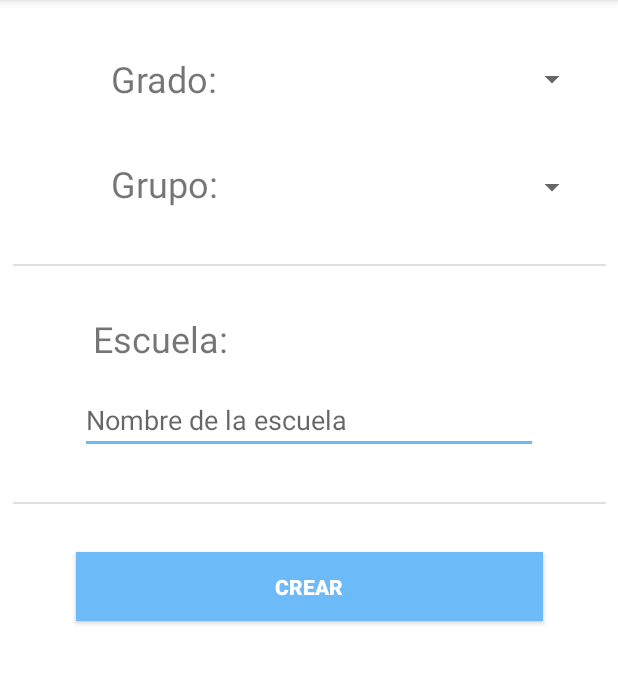
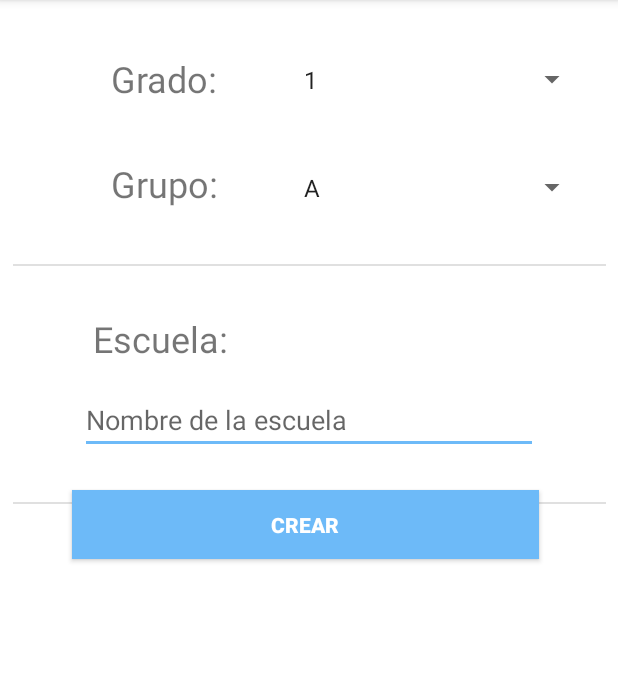
Before and after one commit to analuciablanco/MyP, an Android app: the CreateClassroomActivity screen opened directly, with no data from a screen before it, on a phone screen of 412 x 824 dp, the part 84-768 px from its top. Run offline under Robolectric (Android 15) with nearby library versions, the phone set to English and light mode, and no system bars; our stand-ins replace Firebase (no records; nobody signed in at launch, a user with empty details on screens opened directly).

Commit message:
Se terminó el segundo sprint

```diff
--- a/app/src/main/AndroidManifest.xml
+++ b/app/src/main/AndroidManifest.xml
@@ -45,6 +45,11 @@
             android:name=".JoinClassroomActivity"
             android:label="@string/app_name"
             android:parentActivityName=".WelcomeActivity"/>
+
+        <activity
+            android:name=".ClassroomsActivity"
+            android:label="@string/app_name"
+            android:parentActivityName=".WelcomeActivity"/>
     </application>
 
 </manifest>
--- a/app/src/main/java/com/example/myp/CreateClassroomActivity.java
+++ b/app/src/main/java/com/example/myp/CreateClassroomActivity.java
@@ -1,13 +1,115 @@
 package com.example.myp;
 
+import android.content.Intent;
 import android.os.Bundle;
+import android.support.annotation.NonNull;
 import android.support.v7.app.AppCompatActivity;
+import android.text.TextUtils;
+import android.view.View;
+import android.widget.Button;
+import android.widget.EditText;
+import android.widget.Spinner;
+import android.widget.Toast;
+
+import com.google.android.gms.tasks.OnCompleteListener;
+import com.google.android.gms.tasks.OnFailureListener;
+import com.google.android.gms.tasks.Task;
+import com.google.firebase.firestore.FirebaseFirestore;
+
+import java.util.HashMap;
+import java.util.Map;
 
 public class CreateClassroomActivity extends AppCompatActivity {
+
+    private static final String GRADE_KEY = "aula_grado",
+                                GROUP_KEY = "aula_grupo",
+                          SCHOOL_NAME_KEY = "aula_escuelaNombre";
+
+
+    //Declaration Spinner
+    Spinner spinnerGrado;
+    Spinner spinnerGrupo;
+
+    //Declaration EditText
+    EditText editTextEscuela;
+
+
+
+    //Declaracion variable base de datos
+    private FirebaseFirestore aulaDB = FirebaseFirestore.getInstance();
+
+    //Declaracion Button Aula
+    Button createbutton;
 
     @Override
     protected void onCreate(Bundle savedInstanceState) {
         super.onCreate(savedInstanceState);
         setContentView(R.layout.activity_create_classroom);
+            createbutton = findViewById(R.id.createbutton);
+        initViews();
+    createbutton.setOnClickListener(new View.OnClickListener() {
+            @Override
+            public void onClick(View v) {
+
+                if (attempRegistrationAulas()) {
+                    String grado = spinnerGrado.getSelectedItem().toString();
+                    String grupo = spinnerGrupo.getSelectedItem().toString();
+                    String nombreEscuela = editTextEscuela.getText().toString().trim();
+
+                    insertarAula(grado, grupo, nombreEscuela);
+                }
+
+            }
+        });
+    }
+
+    private void insertarAula(final String grado, final String grupo, final String nombreEscuela) {
+        Map<String, Object> classroom = new HashMap<>();
+        classroom.put(GRADE_KEY, grado);
+        classroom.put(GROUP_KEY, grupo);
+        classroom.put(SCHOOL_NAME_KEY, nombreEscuela);
+
+        aulaDB.collection("aula").document().set(classroom)
+                .addOnCompleteListener(new OnCompleteListener<Void>() {
+                    @Override
+                    public void onComplete(@NonNull Task<Void> task) {
+                        showMessage("Registro de usuario exitoso.");
+                        Intent intent = new Intent(CreateClassroomActivity.this, ClassroomsActivity.class);
+                        startActivity(intent);
+                    }
+                }).addOnFailureListener(new OnFailureListener() {
+            @Override
+            public void onFailure(@NonNull Exception e) {
+                showMessage("Fallo en el registro del aula.");
+            }
+        });
+    }
+
+
+    private boolean attempRegistrationAulas() {
+        boolean autenticacion = true;
+
+        String grado = spinnerGrado.getSelectedItem().toString();
+        String grupo = spinnerGrupo.getSelectedItem().toString();
+        String nombreEscuela = editTextEscuela.getText().toString().trim();
+
+        if ((TextUtils.isEmpty(grado) || TextUtils.isEmpty(grupo) || TextUtils.isEmpty(nombreEscuela))) {
+            showMessage("Necesitas llenar todos los  campos para crear el aula.");
+            autenticacion = false;
+        }
+
+        return autenticacion;
+    }
+    private void showMessage(String message) {
+        Toast.makeText(getApplicationContext(), message, Toast.LENGTH_LONG).show();
+    }
+
+    private void initViews() {
+        spinnerGrado = (Spinner) findViewById(R.id.Grupo);
+        spinnerGrupo = (Spinner) findViewById(R.id.Grado);
+
+        editTextEscuela = (EditText) findViewById(R.id.editText_Escuela);
+
+        createbutton= (Button) findViewById(R.id.createbutton);
     }
 }
--- a/app/src/main/java/com/example/myp/RegisterActivity.java
+++ b/app/src/main/java/com/example/myp/RegisterActivity.java
@@ -10,6 +10,7 @@ import android.os.Bundle;
 import android.os.Handler;
 import android.support.annotation.NonNull;
 import android.support.annotation.Nullable;
+import android.support.design.widget.TextInputLayout;
 import android.support.v7.app.AppCompatActivity;
 import android.text.TextUtils;
 import android.view.View;
--- a/app/src/main/res/layout/activity_create_classroom.xml
+++ b/app/src/main/res/layout/activity_create_classroom.xml
@@ -1,6 +1,7 @@
 <?xml version="1.0" encoding="utf-8"?>
 <ScrollView xmlns:android="http://schemas.android.com/apk/res/android"
     xmlns:app="http://schemas.android.com/apk/res-auto"
+    xmlns:tools="http://schemas.android.com/tools"
     android:layout_width="match_parent"
     android:layout_height="match_parent"
     android:background="#FFF"
@@ -11,7 +12,7 @@
         android:layout_height="wrap_content">
 
         <Spinner
-            android:id="@+id/Grado"
+            android:id="@+id/Grupo"
             android:layout_width="197dp"
             android:layout_height="38dp"
             android:layout_marginTop="32dp"
@@ -19,7 +20,8 @@
             android:dropDownWidth="match_parent"
             android:spinnerMode="dialog"
             app:layout_constraintEnd_toEndOf="parent"
-            app:layout_constraintTop_toBottomOf="@+id/Grupo" />
+            app:layout_constraintTop_toBottomOf="@+id/Grado"
+            android:entries="@array/select_group"/>
 
 
         <TextView
@@ -31,20 +33,21 @@
             android:layout_marginEnd="8dp"
             android:text="@string/grade"
             android:textSize="24sp"
-            app:layout_constraintEnd_toStartOf="@+id/Grupo"
+            app:layout_constraintEnd_toStartOf="@+id/Grado"
             app:layout_constraintStart_toStartOf="parent"
             app:layout_constraintTop_toTopOf="parent" />
 
 
         <Spinner
-            android:id="@+id/Grupo"
+            android:id="@+id/Grado"
             android:layout_width="197dp"
             android:layout_height="42dp"
             android:layout_marginTop="32dp"
             android:layout_marginEnd="20dp"
             android:spinnerMode="dialog"
             app:layout_constraintEnd_toEndOf="parent"
-            app:layout_constraintTop_toTopOf="parent" />
+            app:layout_constraintTop_toTopOf="parent"
+            android:entries="@array/select_grade"/>
 
         <TextView
             android:id="@+id/lbl_grupo"
@@ -55,7 +58,7 @@
             android:layout_marginEnd="8dp"
             android:text="@string/group"
             android:textSize="24sp"
-            app:layout_constraintEnd_toStartOf="@+id/Grado"
+            app:layout_constraintEnd_toStartOf="@+id/Grupo"
             app:layout_constraintStart_toStartOf="parent"
             app:layout_constraintTop_toBottomOf="@+id/lbl_grado" />
 
@@ -74,11 +77,11 @@
             app:layout_constraintTop_toBottomOf="@+id/divider" />
 
         <EditText
-            android:id="@+id/editText"
+            android:id="@+id/editText_Escuela"
             android:layout_width="305dp"
-            android:autofillHints="@string/school_name_hint"
             android:layout_height="wrap_content"
             android:layout_marginTop="10dp"
+            android:autofillHints="@string/school_name_hint"
             android:ems="10"
             android:hint="@string/school_name_hint"
             android:inputType="text"
@@ -107,24 +110,23 @@
             app:layout_constraintEnd_toEndOf="parent"
             app:layout_constraintHorizontal_bias="0.5"
             app:layout_constraintStart_toStartOf="parent"
-            app:layout_constraintTop_toBottomOf="@+id/editText" />
+            app:layout_constraintTop_toBottomOf="@+id/editText_Escuela" />
 
         <Button
             android:id="@+id/createbutton"
             android:layout_width="311dp"
             android:layout_height="46dp"
-            android:layout_marginTop="32dp"
-            android:layout_marginBottom="8dp"
+            android:layout_marginTop="24dp"
+            android:layout_marginBottom="18dp"
             android:background="@color/colorAccent"
             android:text="@string/create"
             android:textColor="@color/colorIcons"
             android:textStyle="bold"
             app:layout_constraintBottom_toBottomOf="parent"
             app:layout_constraintEnd_toEndOf="parent"
-            app:layout_constraintHorizontal_bias="0.5"
+            app:layout_constraintHorizontal_bias="0.48"
             app:layout_constraintStart_toStartOf="parent"
-            app:layout_constraintTop_toBottomOf="@+id/divider2"
-            app:layout_constraintVertical_bias="0.0" />
+            app:layout_constraintTop_toBottomOf="@+id/editText_Escuela" />
 
     </android.support.constraint.ConstraintLayout>
     </ScrollView>
--- a/app/src/main/res/values/string-array.xml
+++ b/app/src/main/res/values/string-array.xml
@@ -5,4 +5,40 @@
         <item>Masculino</item>
         <item>Femenino</item>
     </string-array>
+
+    <string-array name="select_grade">
+        <item>1</item>
+        <item>2</item>
+        <item>3</item>
+        <item>4</item>
+        <item>5</item>
+        <item>6</item>
+    </string-array>
+
+    <string-array name="select_group">
+        <item>A</item>
+        <item>B</item>
+        <item>C</item>
+        <item>E</item>
+        <item>F</item>
+        <item>G</item>
+        <item>H</item>
+        <item>I</item>
+        <item>J</item>
+        <item>K</item>
+        <item>L</item>
+        <item>M</item>
+        <item>O</item>
+        <item>P</item>
+        <item>Q</item>
+        <item>R</item>
+        <item>S</item>
+        <item>T</item>
+        <item>U</item>
+        <item>V</item>
+        <item>W</item>
+        <item>X</item>
+        <item>Y</item>
+        <item>Z</item>
+    </string-array>
 </resources>
--- a/app/src/main/res/values/strings.xml
+++ b/app/src/main/res/values/strings.xml
@@ -51,4 +51,7 @@
     <string name="next">Siguiente</string>
     <string name="share_explanation">Inserte el código que el maestro le compartió para poder ingresar al aula virtual.</string>
     <string name="insert_code">Intruduce el código</string>
+
+    <string name="title_classrooms">Configura tu aula</string>
+
 </resources>
```
Also changed, not shown: app/src/main/java/com/example/myp/ClassroomsActivity.java (added, +13 -0 lines), app/src/main/java/com/example/myp/LoginActivity.java (+2 -17 lines), app/src/main/res/layout/activity_classrooms.xml (added, +14 -0 lines).
